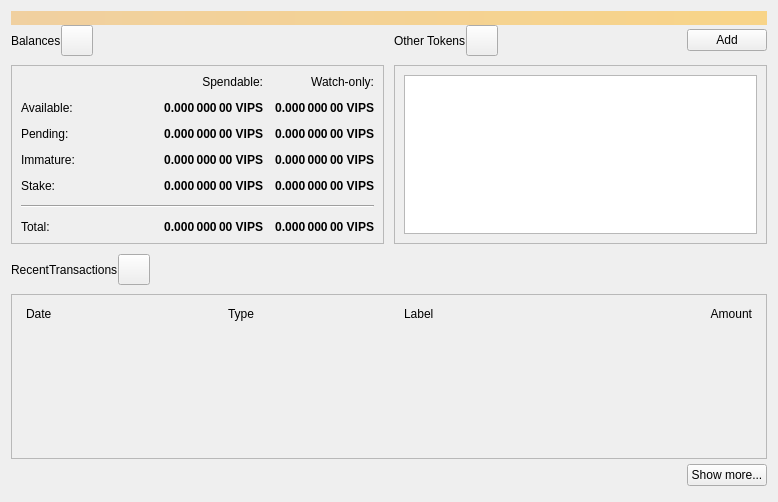
Old version of the form src/qt/forms/overviewpage.ui in the repository vipstar-dev/HTMLCOIN.
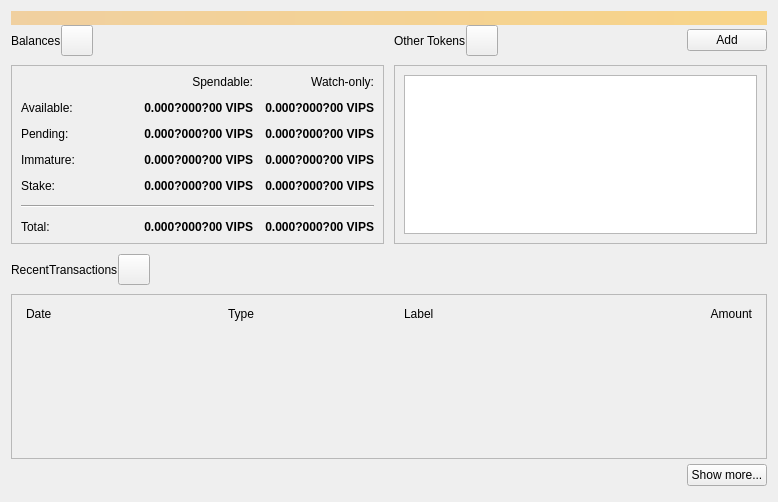
New version of the form. Icons and pictures are not drawn.

The edit to the form file:
```diff
--- a/src/qt/forms/overviewpage.ui
+++ b/src/qt/forms/overviewpage.ui
@@ -145,7 +145,7 @@
              <string>Unconfirmed transactions to watch-only addresses</string>
             </property>
             <property name="text">
-             <string notr="true">0.000 000 00 VIPS</string>
+             <string notr="true">0.000?000?00 VIPS</string>
             </property>
             <property name="alignment">
              <set>Qt::AlignRight|Qt::AlignTrailing|Qt::AlignVCenter</set>
@@ -170,7 +170,7 @@
              <string>Total of transactions that have yet to be confirmed, and do not yet count toward the spendable balance</string>
             </property>
             <property name="text">
-             <string notr="true">0.000 000 00 VIPS</string>
+             <string notr="true">0.000?000?00 VIPS</string>
             </property>
             <property name="alignment">
              <set>Qt::AlignRight|Qt::AlignTrailing|Qt::AlignVCenter</set>
@@ -195,7 +195,7 @@
              <string>Mined balance that has not yet matured</string>
             </property>
             <property name="text">
-             <string notr="true">0.000 000 00 VIPS</string>
+             <string notr="true">0.000?000?00 VIPS</string>
             </property>
             <property name="alignment">
              <set>Qt::AlignRight|Qt::AlignTrailing|Qt::AlignVCenter</set>
@@ -244,7 +244,7 @@
              <string>Your current spendable balance</string>
             </property>
             <property name="text">
-             <string notr="true">0.000 000 00 VIPS</string>
+             <string notr="true">0.000?000?00 VIPS</string>
             </property>
             <property name="alignment">
              <set>Qt::AlignRight|Qt::AlignTrailing|Qt::AlignVCenter</set>
@@ -269,7 +269,7 @@
              <string>Your current balance in watch-only addresses</string>
             </property>
             <property name="text">
-             <string notr="true">0.000 000 00 VIPS</string>
+             <string notr="true">0.000?000?00 VIPS</string>
             </property>
             <property name="alignment">
              <set>Qt::AlignRight|Qt::AlignTrailing|Qt::AlignVCenter</set>
@@ -312,7 +312,7 @@
              </font>
             </property>
             <property name="text">
-             <string>0.000 000 00 VIPS</string>
+             <string>0.000?000?00 VIPS</string>
             </property>
             <property name="alignment">
              <set>Qt::AlignRight|Qt::AlignTrailing|Qt::AlignVCenter</set>
@@ -331,7 +331,7 @@
              </font>
             </property>
             <property name="text">
-             <string>0.000 000 00 VIPS</string>
+             <string>0.000?000?00 VIPS</string>
             </property>
             <property name="alignment">
              <set>Qt::AlignRight|Qt::AlignTrailing|Qt::AlignVCenter</set>
@@ -356,7 +356,7 @@
              <string>Mined balance in watch-only addresses that has not yet matured</string>
             </property>
             <property name="text">
-             <string notr="true">0.000 000 00 VIPS</string>
+             <string notr="true">0.000?000?00 VIPS</string>
             </property>
             <property name="alignment">
              <set>Qt::AlignRight|Qt::AlignTrailing|Qt::AlignVCenter</set>
@@ -381,7 +381,7 @@
              <string>Current total balance in watch-only addresses</string>
             </property>
             <property name="text">
-             <string notr="true">0.000 000 00 VIPS</string>
+             <string notr="true">0.000?000?00 VIPS</string>
             </property>
             <property name="alignment">
              <set>Qt::AlignRight|Qt::AlignTrailing|Qt::AlignVCenter</set>
@@ -419,7 +419,7 @@
              <string>Your current total balance</string>
             </property>
             <property name="text">
-             <string notr="true">0.000 000 00 VIPS</string>
+             <string notr="true">0.000?000?00 VIPS</string>
             </property>
             <property name="alignment">
              <set>Qt::AlignRight|Qt::AlignTrailing|Qt::AlignVCenter</set>
```
